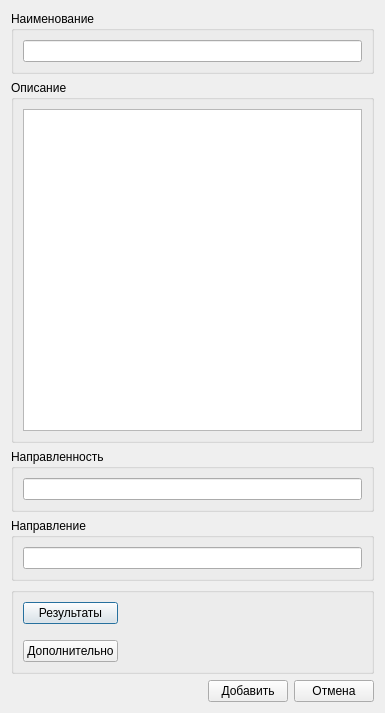
Above: ui/inserteducationalprogram.ui from 7enSmile/clientVKR before the change. Below: the same form after it.
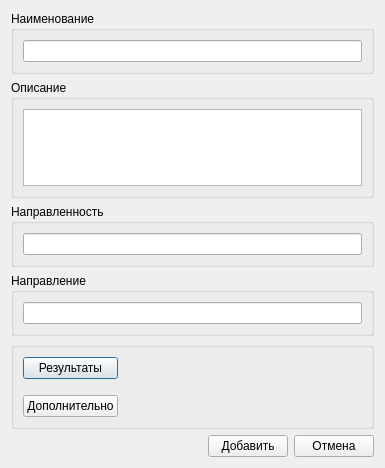
That is the form after the change.

Commit message: изменение интерфейса

Diff of the .ui file:
```diff
--- a/ui/inserteducationalprogram.ui
+++ b/ui/inserteducationalprogram.ui
@@ -7,7 +7,7 @@
     <x>0</x>
     <y>0</y>
     <width>385</width>
-    <height>713</height>
+    <height>468</height>
    </rect>
   </property>
   <property name="windowTitle">
```
The commit also changes 7 other files.
